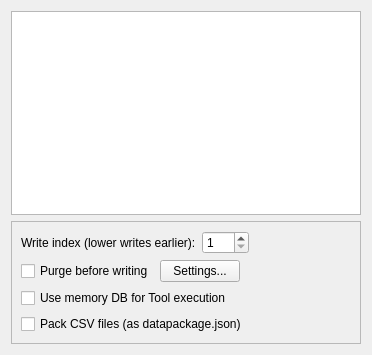
The window that spinetoolbox/ui/link_properties.ui (spine-tools/Spine-Toolbox) describes before a commit, drawn with Qt 5.
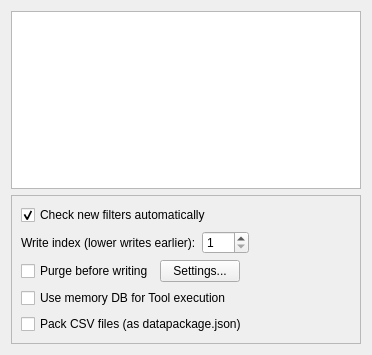
The same window after the commit. Custom widgets are drawn as their Qt base class.

Commit message:
Make setting new filters online user-settable behavior
User can now change if new scenario/tool filters are online using
the Link properties tab.

Re #1914

Diff of the .ui file:
```diff
--- a/spinetoolbox/ui/link_properties.ui
+++ b/spinetoolbox/ui/link_properties.ui
@@ -48,6 +48,20 @@
       <enum>QFrame::Raised</enum>
      </property>
      <layout class="QVBoxLayout" name="verticalLayout_2">
+      <item>
+       <layout class="QHBoxLayout" name="horizontalLayout_3">
+        <item>
+         <widget class="QCheckBox" name="auto_check_filters_check_box">
+          <property name="text">
+           <string>Check new filters automatically</string>
+          </property>
+          <property name="checked">
+           <bool>true</bool>
+          </property>
+         </widget>
+        </item>
+       </layout>
+      </item>
       <item>
        <layout class="QHBoxLayout" name="horizontalLayout">
         <item>
```
Left out of the diff: 2 changed lines with no effect on the pictures. The commit also changes 8 other files.
